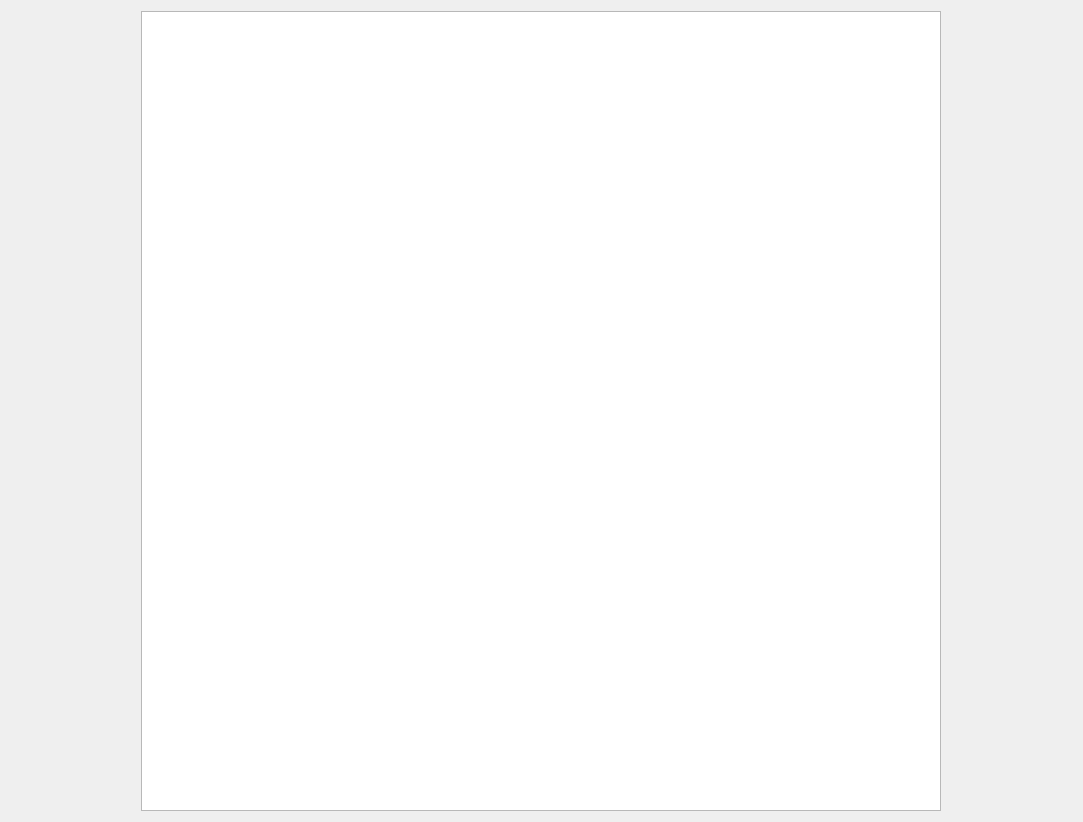
Above: pictureservice.ui from Antrsss/Nonogram before the change. Below: the same form after it.
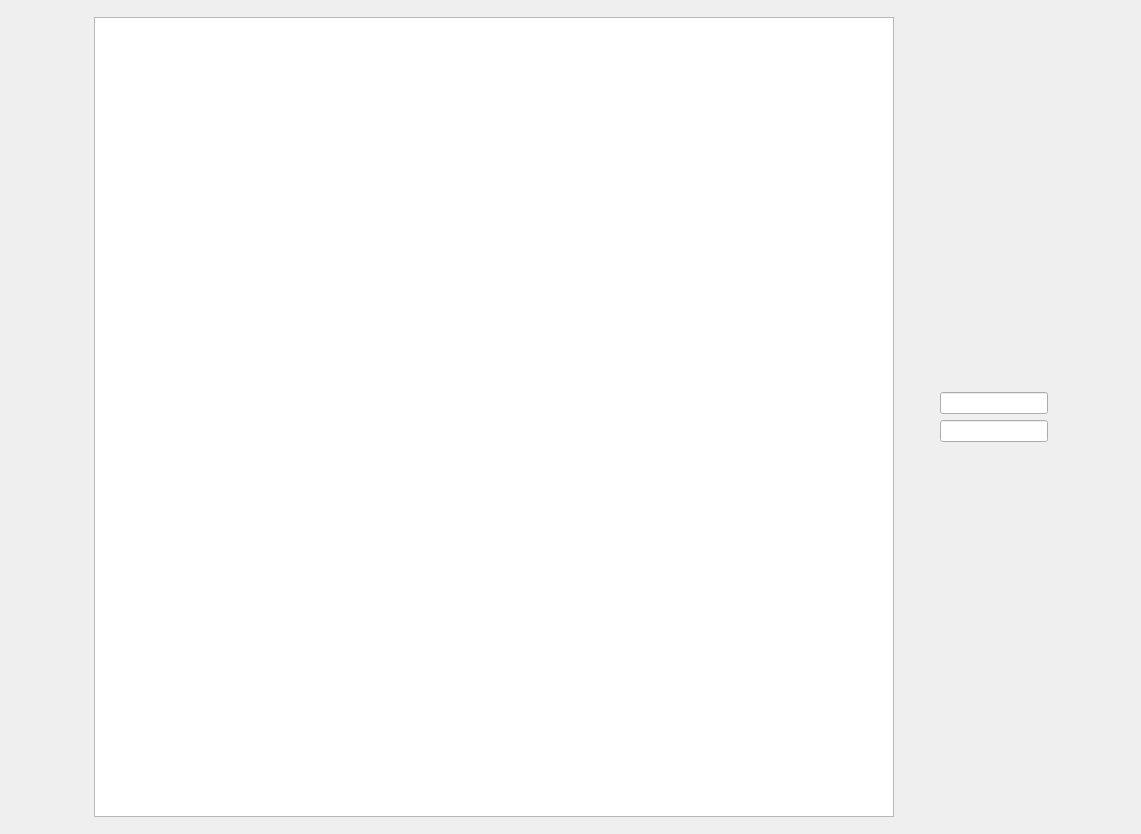
That is the form after the change.

```diff
--- a/pictureservice.ui
+++ b/pictureservice.ui
@@ -6,15 +6,28 @@
    <rect>
     <x>0</x>
     <y>0</y>
-    <width>1083</width>
-    <height>819</height>
+    <width>1141</width>
+    <height>834</height>
    </rect>
   </property>
   <property name="windowTitle">
    <string>PictureService</string>
   </property>
   <layout class="QGridLayout" name="gridLayout">
-   <item row="0" column="0">
+   <item row="0" column="1">
+    <spacer name="verticalSpacer">
+     <property name="orientation">
+      <enum>Qt::Vertical</enum>
+     </property>
+     <property name="sizeHint" stdset="0">
+      <size>
+       <width>20</width>
+       <height>40</height>
+      </size>
+     </property>
+    </spacer>
+   </item>
+   <item row="1" column="1">
     <widget class="QTableWidget" name="nonogram">
      <property name="enabled">
       <bool>true</bool>
@@ -33,8 +46,8 @@
      </property>
      <property name="maximumSize">
       <size>
-       <width>800</width>
-       <height>800</height>
+       <width>5000</width>
+       <height>5000</height>
       </size>
      </property>
      <property name="verticalScrollBarPolicy">
@@ -43,6 +56,9 @@
      <property name="horizontalScrollBarPolicy">
       <enum>Qt::ScrollBarAlwaysOff</enum>
      </property>
+     <property name="sizeAdjustPolicy">
+      <enum>QAbstractScrollArea::AdjustToContents</enum>
+     </property>
      <attribute name="horizontalHeaderVisible">
       <bool>false</bool>
      </attribute>
@@ -57,6 +73,117 @@
      </attribute>
     </widget>
    </item>
+   <item row="1" column="4">
+    <spacer name="horizontalSpacer_2">
+     <property name="orientation">
+      <enum>Qt::Horizontal</enum>
+     </property>
+     <property name="sizeType">
+      <enum>QSizePolicy::Expanding</enum>
+     </property>
+     <property name="sizeHint" stdset="0">
+      <size>
+       <width>40</width>
+       <height>20</height>
+      </size>
+     </property>
+    </spacer>
+   </item>
+   <item row="1" column="3">
+    <layout class="QVBoxLayout" name="verticalLayout">
+     <property name="sizeConstraint">
+      <enum>QLayout::SetFixedSize</enum>
+     </property>
+     <item>
+      <spacer name="verticalSpacer_3">
+       <property name="orientation">
+        <enum>Qt::Vertical</enum>
+       </property>
+       <property name="sizeHint" stdset="0">
+        <size>
+         <width>20</width>
+         <height>40</height>
+        </size>
+       </property>
+      </spacer>
+     </item>
+     <item>
+      <widget class="QLineEdit" name="timer">
+       <property name="sizePolicy">
+        <sizepolicy hsizetype="Fixed" vsizetype="Fixed">
+         <horstretch>0</horstretch>
+         <verstretch>0</verstretch>
+        </sizepolicy>
+       </property>
+      </widget>
+     </item>
+     <item>
+      <widget class="QLineEdit" name="mistakes">
+       <property name="sizePolicy">
+        <sizepolicy hsizetype="Fixed" vsizetype="Fixed">
+         <horstretch>0</horstretch>
+         <verstretch>0</verstretch>
+        </sizepolicy>
+       </property>
+      </widget>
+     </item>
+     <item>
+      <spacer name="verticalSpacer_4">
+       <property name="orientation">
+        <enum>Qt::Vertical</enum>
+       </property>
+       <property name="sizeHint" stdset="0">
+        <size>
+         <width>20</width>
+         <height>40</height>
+        </size>
+       </property>
+      </spacer>
+     </item>
+    </layout>
+   </item>
+   <item row="1" column="0">
+    <spacer name="horizontalSpacer">
+     <property name="orientation">
+      <enum>Qt::Horizontal</enum>
+     </property>
+     <property name="sizeHint" stdset="0">
+      <size>
+       <width>40</width>
+       <height>20</height>
+      </size>
+     </property>
+    </spacer>
+   </item>
+   <item row="2" column="1">
+    <spacer name="verticalSpacer_2">
+     <property name="orientation">
+      <enum>Qt::Vertical</enum>
+     </property>
+     <property name="sizeHint" stdset="0">
+      <size>
+       <width>20</width>
+       <height>40</height>
+      </size>
+     </property>
+    </spacer>
+   </item>
+   <item row="1" column="2">
+    <spacer name="horizontalSpacer_3">
+     <property name="orientation">
+      <enum>Qt::Horizontal</enum>
+     </property>
+     <property name="sizeType">
+      <enum>QSizePolicy::Minimum</enum>
+     </property>
+     <property name="sizeHint" stdset="0">
+      <size>
+       <width>40</width>
+       <height>20</height>
+      </size>
+     </property>
+    </spacer>
+   </item>
   </layout>
  </widget>
  <resources/>
```
